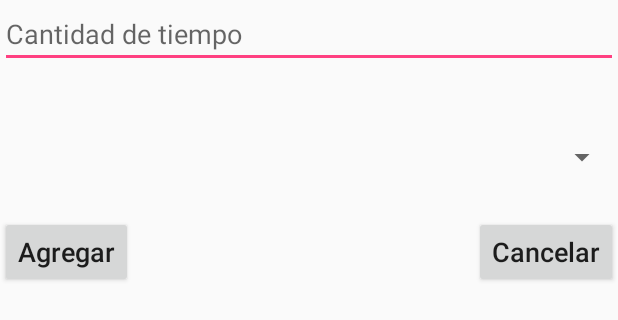
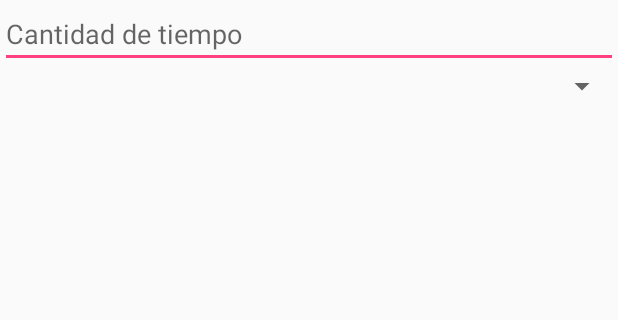
Before and after one commit to FerDev97/AlarmaProyecto, an Android app: the layout dialogo.xml on its own in the app's theme, with its tools: preview values and no code run, on a phone screen of 412 x 824 dp. Shown: the top 320 px of the screen. Run offline under Robolectric (Android 15) with nearby library versions, the light colour scheme and no system bars; Roboto replaces fonts that are not available here.

```diff
--- a/app/src/main/res/layout/activity_add_evento.xml
+++ b/app/src/main/res/layout/activity_add_evento.xml
@@ -105,6 +105,7 @@
         android:id="@+id/fecha_inicio"
         android:layout_width="wrap_content"
         android:layout_height="wrap_content"
+        android:layout_alignBaseline="@+id/textView3"
         android:layout_alignBottom="@+id/textView3"
         android:layout_alignStart="@+id/floatingActionButton"
         android:fontFamily="@font/bubblegum_sans"
--- a/app/src/main/res/layout/dialogo.xml
+++ b/app/src/main/res/layout/dialogo.xml
@@ -23,27 +23,6 @@
         android:layout_height="wrap_content"
         android:layout_alignParentStart="true"
         android:layout_below="@+id/cantidad"
-        android:layout_marginTop="47dp"
         android:contextClickable="false" />
 
-    <Button
-        android:id="@+id/add"
-        android:layout_width="wrap_content"
-        android:layout_height="wrap_content"
-        android:layout_alignParentStart="true"
-        android:layout_below="@+id/tiempos"
-        android:layout_marginTop="27dp"
-        android:text="Agregar"
-        android:textAllCaps="false"
-        android:textSize="18sp" />
-
-    <Button
-        android:id="@+id/cancel"
-        android:layout_width="wrap_content"
-        android:layout_height="wrap_content"
-        android:layout_alignParentEnd="true"
-        android:layout_alignTop="@+id/add"
-        android:text="Cancelar"
-        android:textAllCaps="false"
-        android:textSize="18sp" />
 </RelativeLayout>
```
Also changed, not shown: app/src/main/java/com/example/fernando/alarmaproyecto/AddEventoActivity.java (+39 -9 lines).
